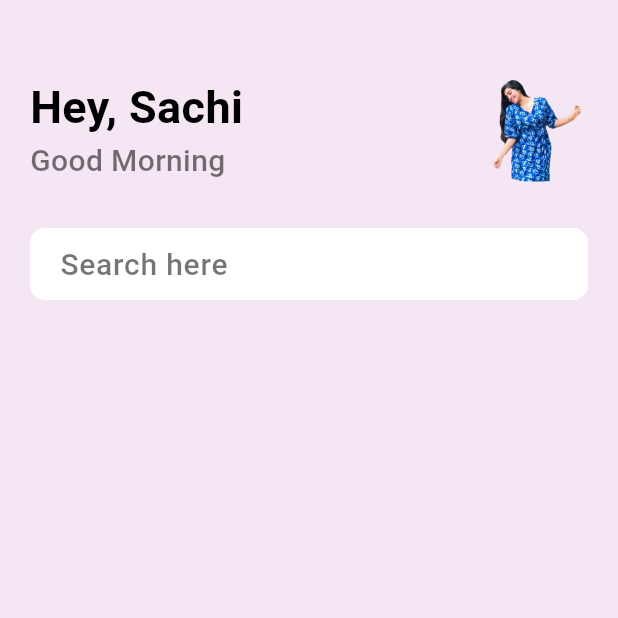
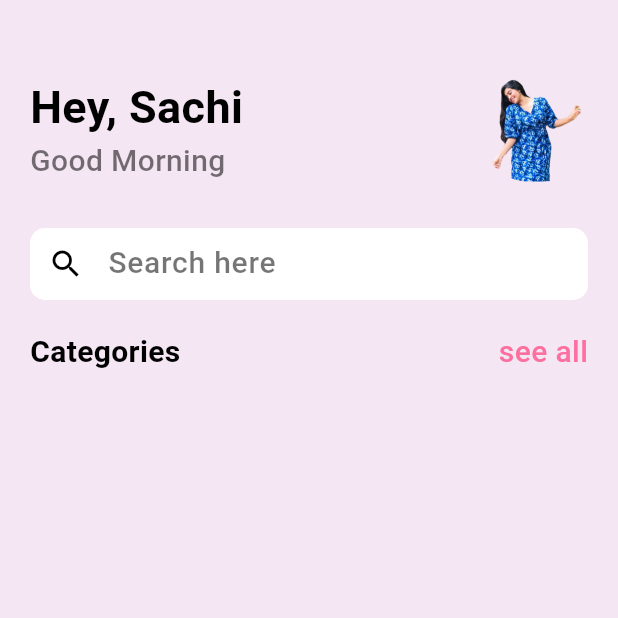
Before and after one commit to Dayani-Hewawasam/e-commerce, a Flutter app: the screen it shows after launch, on a phone screen of 412 x 824 dp, the top half of it. Run offline on Flutter 3.47's test engine with Material 3 defaults, Android fonts, the phone set to English and light mode, and no system bars.

Commit message:
second commit

```diff
--- a/sandu_fashion/lib/pages/home.dart
+++ b/sandu_fashion/lib/pages/home.dart
@@ -48,17 +48,31 @@ class _HomeState extends State<Home> {
               height: 30.0,
             ),
             Container(
-                padding: EdgeInsets.only(left: 20.0),
               decoration: BoxDecoration(
-                    color: Colors.white,
-                    borderRadius: BorderRadius.circular(10)),
+                  color: Colors.white, borderRadius: BorderRadius.circular(10)),
               width: MediaQuery.of(context).size.width,
               child: TextField(
                 decoration: InputDecoration(
                     border: InputBorder.none,
                     hintText: "Search here",
-                      hintStyle: AppWidget.lightTextFeildStyle()),
-                ))
+                    hintStyle: AppWidget.lightTextFeildStyle(),
+                    prefixIcon: Icon(Icons.search, color: Colors.black)),
+              ),
+            ),
+            SizedBox(
+              height: 20.0,
+            ),
+            Row(
+              mainAxisAlignment: MainAxisAlignment.spaceBetween,
+              children: [
+                Text("Categories", style: AppWidget.semiboldTextFeildStyle()),
+                Text("see all",
+                    style: TextStyle(
+                        color: Color(0xFFfd6f9e),
+                        fontSize: 20.0,
+                        fontWeight: FontWeight.w500))
+              ],
+            )
           ],
         ),
       ),
--- a/sandu_fashion/lib/widget/support_widget.dart
+++ b/sandu_fashion/lib/widget/support_widget.dart
@@ -10,4 +10,9 @@ class AppWidget {
     return TextStyle(
         color: Colors.black54, fontSize: 20.0, fontWeight: FontWeight.w500);
   }
+
+  static TextStyle semiboldTextFeildStyle() {
+    return TextStyle(
+        color: Colors.black, fontSize: 20.0, fontWeight: FontWeight.bold);
+  }
 }
```
Lines whose indentation alone changed are shown as unchanged.
